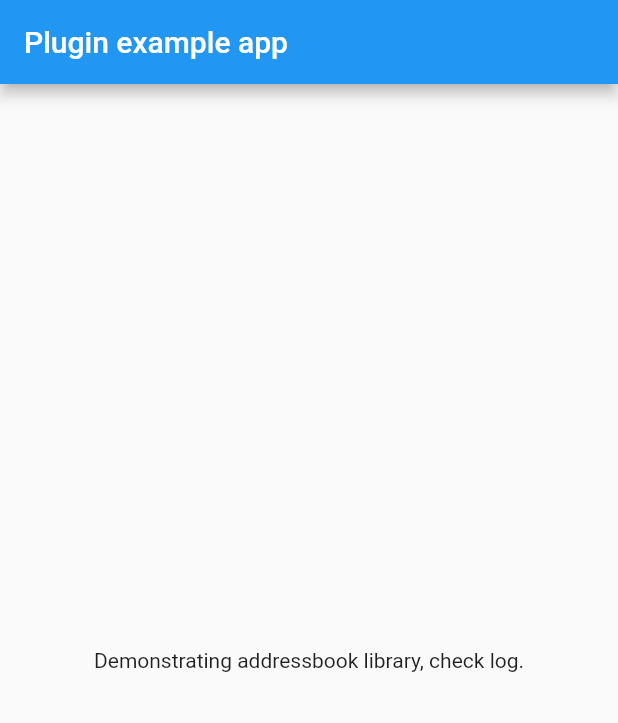
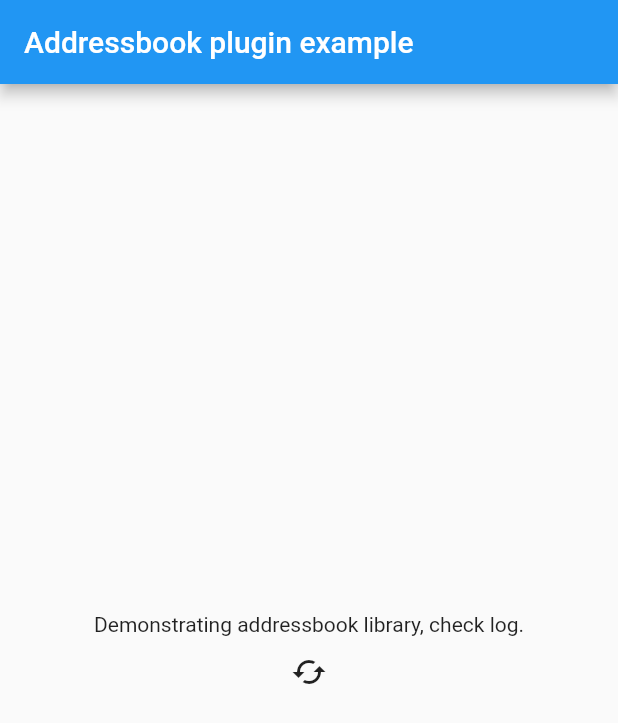
Before and after one commit to skalio/flutter-addressbook, a Flutter app: the screen it shows after launch, on a phone screen of 412 x 824 dp. Shown: the top 723 px of the screen. Run offline on Flutter 3.47's test engine with Material 2 defaults, Android fonts, the phone set to English and light mode, and no system bars.

Commit message:
Adds control to example app for manual contacts fetching

```diff
--- a/example/lib/main.dart
+++ b/example/lib/main.dart
@@ -11,16 +11,16 @@ class MyApp extends StatefulWidget {
 }
 
 class _MyAppState extends State<MyApp> {
-  List<Contact> _contacts = [];
+  Future _contactsFuture;
 
   @override
   void initState() {
     super.initState();
-    initPlatformState();
+    _contactsFuture = loadContacts();
   }
 
   // Platform messages are asynchronous, so we initialize in an async method.
-  Future<void> initPlatformState() async {
+  Future<void> loadContacts() async {
     List<Contact> contacts = await Addressbook.getContacts(onlyWithEmail: true);
     if (contacts != null) {
       for (var value in contacts) {
@@ -45,13 +45,6 @@ class _MyAppState extends State<MyApp> {
         }
       }
     }
-
-    // If the widget was removed from the tree while the asynchronous platform
-    // message was in flight, we want to discard the reply rather than calling
-    // setState to update our non-existent appearance.
-    if (!mounted) return;
-
-    setState(() => _contacts = contacts);
   }
 
   @override
@@ -59,10 +52,35 @@ class _MyAppState extends State<MyApp> {
     return MaterialApp(
       home: Scaffold(
         appBar: AppBar(
-          title: const Text('Plugin example app'),
+          title: const Text("Addressbook plugin example"),
         ),
         body: Center(
-          child: Text("Demonstrating addressbook library, check log."),
+          child: Column(
+            mainAxisSize: MainAxisSize.min,
+            children: [
+              Text("Demonstrating addressbook library, check log."),
+              IconButton(
+                icon: FutureBuilder(
+                  future: _contactsFuture,
+                  builder: (context, snapshot) {
+                    switch (snapshot.connectionState) {
+                      case ConnectionState.none:
+                      case ConnectionState.waiting:
+                      case ConnectionState.active:
+                        return CircularProgressIndicator();
+                      case ConnectionState.done:
+                        return Icon(Icons.cached);
+                    }
+                  },
+                ),
+                onPressed: () => setState(
+                  () {
+                    _contactsFuture = loadContacts();
+                  },
+                ),
+              ),
+            ],
+          ),
         ),
       ),
     );
```
